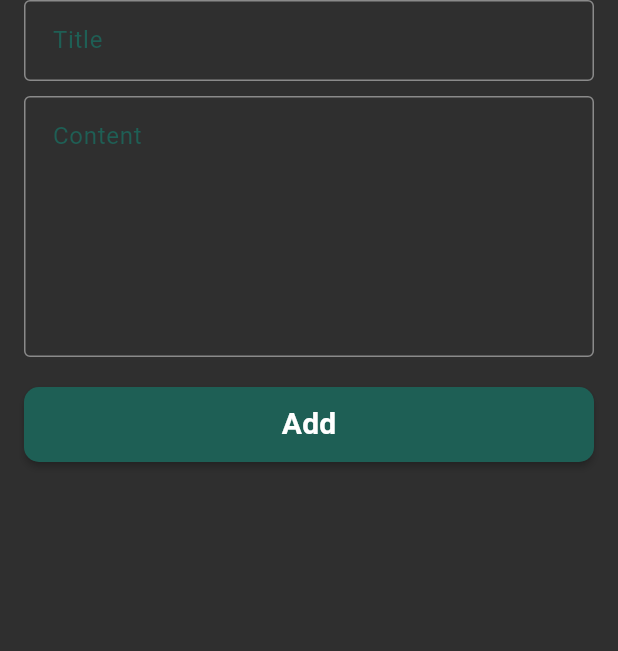
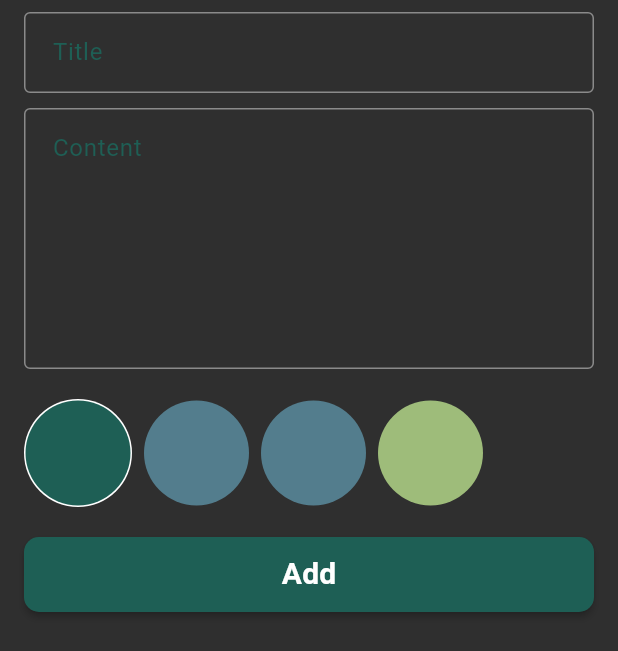
Before and after one commit to suhail021/notes_app, a Flutter app: the AddNoteBottomSheet widget shown alone on an empty page, opened directly, on a phone screen of 412 x 824 dp. Shown: the top 651 px of the screen. Run offline on Flutter 3.47's test engine with Material 3 defaults, Android fonts, the phone set to English and light mode, and no system bars; our stand-ins replace bloc, flutter_bloc, hive, hive_flutter; accounts and stored records are empty.

Commit message:
colors list view in add notes bottom sheet

```diff
--- a/lib/main.dart
+++ b/lib/main.dart
@@ -4,7 +4,6 @@ import 'package:google/constants.dart';
 import 'package:google/cubits/notes_cubit/notes_cubit_cubit.dart';
 import 'package:google/models/note_model.dart';
 import 'package:google/simple_bloc_observer.dart';
-import 'package:google/views/edit_note_view.dart';
 import 'package:google/views/notes_view.dart';
 import 'package:hive_flutter/hive_flutter.dart';
 
--- a/lib/widgets/add_note_bottom_sheet.dart
+++ b/lib/widgets/add_note_bottom_sheet.dart
@@ -25,6 +25,7 @@ class AddNoteBottomSheet extends StatelessWidget {
             absorbing: state is AddNoteLoading ? true : false,
             child: Padding(
               padding: EdgeInsetsGeometry.only(
+                top: 8,
                 right: 16,
                 left: 16,
                 bottom: MediaQuery.of(context).viewInsets.bottom,
--- a/lib/widgets/add_note_form.dart
+++ b/lib/widgets/add_note_form.dart
@@ -2,6 +2,7 @@ import 'package:flutter/material.dart';
 import 'package:flutter_bloc/flutter_bloc.dart';
 import 'package:google/cubits/add_note_cubit/add_note_cubit.dart';
 import 'package:google/models/note_model.dart';
+import 'package:google/widgets/colors_list_item.dart';
 import 'package:google/widgets/customebuttom.dart';
 import 'package:google/widgets/customtextfileds.dart';
 import 'package:intl/intl.dart';
@@ -17,6 +18,7 @@ class _AddNoteFormState extends State<AddNoteForm> {
   final GlobalKey<FormState> formkey = GlobalKey();
   AutovalidateMode autovalidateMode = AutovalidateMode.disabled;
   String? title, suptitle;
+
   @override
   Widget build(BuildContext context) {
     return Form(
@@ -46,10 +48,12 @@ class _AddNoteFormState extends State<AddNoteForm> {
             },
           ),
           const SizedBox(height: 20),
+          ColorsListView(),
+          const SizedBox(height: 20),
           BlocBuilder<AddNoteCubit, AddNoteState>(
             builder: (context, state) {
               return Customebuttom(
-                isLoading: state is AddNoteLoading ? true:false,
+                isLoading: state is AddNoteLoading ? true : false,
                 text: "Add",
                 color: Color.fromARGB(255, 30, 95, 85),
                 onTap: () {
@@ -58,7 +62,7 @@ class _AddNoteFormState extends State<AddNoteForm> {
                     var noteModel = NoteModel(
                       title: title!,
                       subtitle: suptitle!,
-                      date:DateFormat('yMd').format(DateTime.now()) ,
+                      date: DateFormat('yMd').format(DateTime.now()),
                       color: Colors.blue.value,
                     );
                     BlocProvider.of<AddNoteCubit>(context).addNote(noteModel);
--- /dev/null
+++ b/lib/widgets/color_item.dart
@@ -0,0 +1,17 @@
+import 'package:flutter/material.dart';
+
+class ColorItem extends StatelessWidget {
+  const ColorItem({super.key, required this.isActive, required this.color});
+  final bool isActive;
+  final Color color;
+  @override
+  Widget build(BuildContext context) {
+    return isActive
+        ? CircleAvatar(
+          radius: 36,
+          backgroundColor: Colors.white,
+          child: CircleAvatar(radius: 35, backgroundColor: color),
+        )
+        : CircleAvatar(radius: 35, backgroundColor: color);
+  }
+}
--- /dev/null
+++ b/lib/widgets/colors_list_item.dart
@@ -0,0 +1,45 @@
+import 'package:flutter/material.dart';
+import 'package:google/widgets/color_item.dart';
+
+class ColorsListView extends StatefulWidget {
+  const ColorsListView({super.key});
+
+  @override
+  State<ColorsListView> createState() => _ColorsListViewState();
+}
+
+class _ColorsListViewState extends State<ColorsListView> {
+  int currentIndex = 0;
+  List<Color> colors = [
+    Color.fromARGB(255, 30, 95, 85),
+    Color(0xff537D8D),
+    Color(0xff537D8D),
+    Color.fromARGB(255, 158, 188, 122),
+  ];
+  @override
+  Widget build(BuildContext context) {
+    return SizedBox(
+      height: 36 * 2,
+      child: ListView.builder(
+        itemCount: colors.length,
+
+        scrollDirection: Axis.horizontal,
+        itemBuilder: (context, index) {
+          return Padding(
+            padding: const EdgeInsets.only(right: 8),
+            child: GestureDetector(
+              onTap: () {
+                currentIndex = index;
+                setState(() {});
+              },
+              child: ColorItem(
+                isActive: currentIndex == index,
+                color: colors[index],
+              ),
+            ),
+          );
+        },
+      ),
+    );
+  }
+}
```
